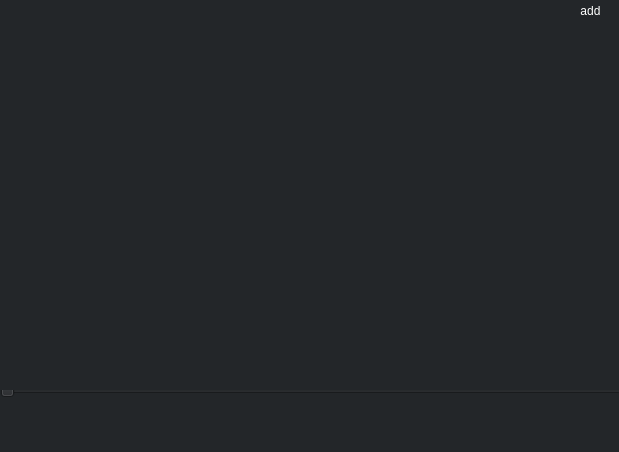
The window that rlpcmain.ui (steftim/rlpc) describes before a commit, drawn with Qt 5.
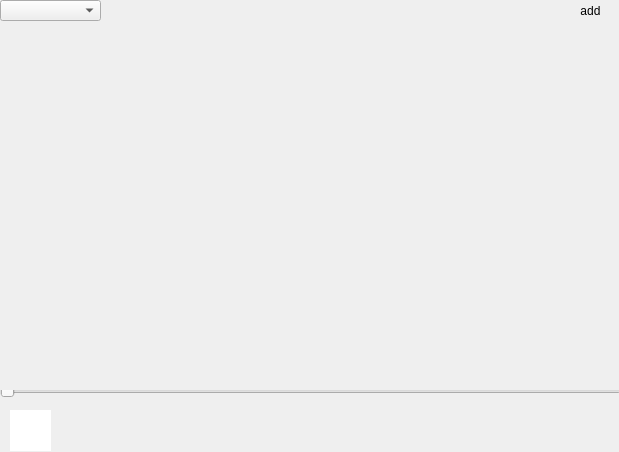
The same window after the commit. Icons and pictures are not drawn.

Commit message: Changes: - Added themes (black; white) - Play button change icon to pause when pause :) - Track tags now are displayed right - Fixed file filter in file open dialog. Added m4a

Patch:
```diff
--- a/rlpcmain.ui
+++ b/rlpcmain.ui
@@ -24,7 +24,7 @@
   </property>
   <widget class="QWidget" name="centralwidget">
    <property name="styleSheet">
-    <string notr="true">background-color: #232629;</string>
+    <string notr="true"/>
    </property>
    <widget class="QFrame" name="frame">
     <property name="geometry">
@@ -132,7 +132,7 @@
       </font>
      </property>
      <property name="styleSheet">
-      <string notr="true">color: white;</string>
+      <string notr="true"/>
      </property>
      <property name="text">
       <string/>
@@ -153,7 +153,7 @@
       </font>
      </property>
      <property name="styleSheet">
-      <string notr="true">color: white;</string>
+      <string notr="true"/>
      </property>
      <property name="text">
       <string/>
@@ -334,7 +334,7 @@
       </rect>
      </property>
      <property name="styleSheet">
-      <string notr="true">color: white;</string>
+      <string notr="true">color: black;</string>
      </property>
      <property name="text">
       <string>add</string>
@@ -343,6 +343,25 @@
       <bool>true</bool>
      </property>
     </widget>
+    <widget class="QComboBox" name="theme">
+     <property name="geometry">
+      <rect>
+       <x>0</x>
+       <y>0</y>
+       <width>101</width>
+       <height>21</height>
+      </rect>
+     </property>
+     <property name="currentIndex">
+      <number>-1</number>
+     </property>
+     <property name="maxVisibleItems">
+      <number>2</number>
+     </property>
+     <property name="maxCount">
+      <number>2</number>
+     </property>
+    </widget>
    </widget>
    <widget class="QTableView" name="playlistView">
     <property name="geometry">
@@ -357,8 +376,7 @@
      <bool>false</bool>
     </property>
     <property name="styleSheet">
-     <string notr="true">background-color: transparent;
-color: white;</string>
+     <string notr="true">background-color: transparent;</string>
     </property>
     <property name="frameShape">
      <enum>QFrame::NoFrame</enum>
```
Left out of the diff: 18 changed lines with no effect on the pictures. The commit also changes 11 other files.
